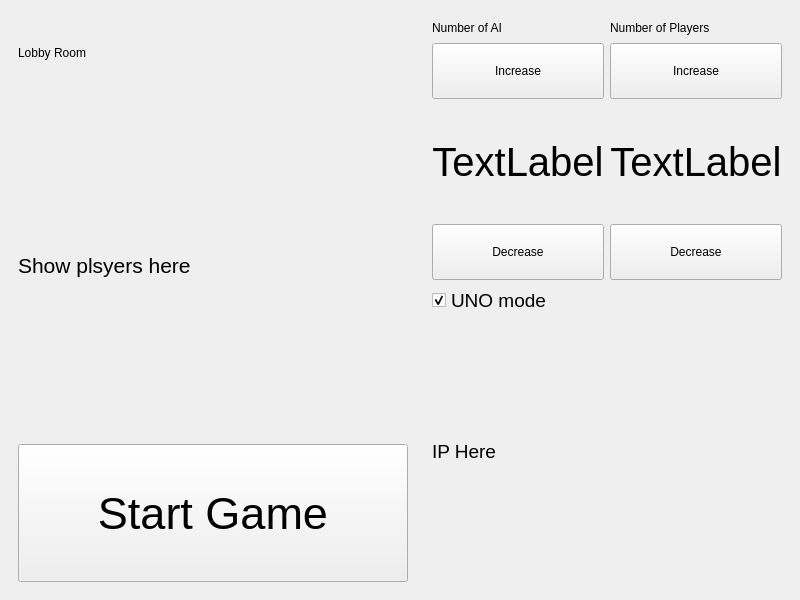
Above: GraphicsScene/client/lobbywindow.ui from HarrisL2/QtBigTwo before the change. Below: the same form after it.
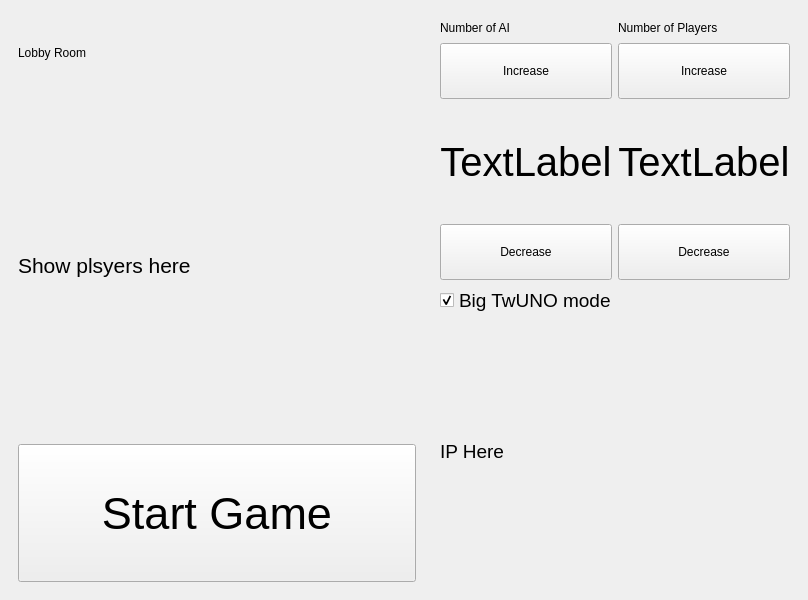
That is the form after the change.

```diff
--- a/GraphicsScene/client/lobbywindow.ui
+++ b/GraphicsScene/client/lobbywindow.ui
@@ -6,7 +6,7 @@
    <rect>
     <x>0</x>
     <y>0</y>
-    <width>800</width>
+    <width>808</width>
     <height>600</height>
    </rect>
   </property>
@@ -227,7 +227,7 @@
             </font>
            </property>
            <property name="text">
-            <string>UNO mode</string>
+            <string>Big TwUNO mode</string>
            </property>
            <property name="checked">
             <bool>true</bool>
```
